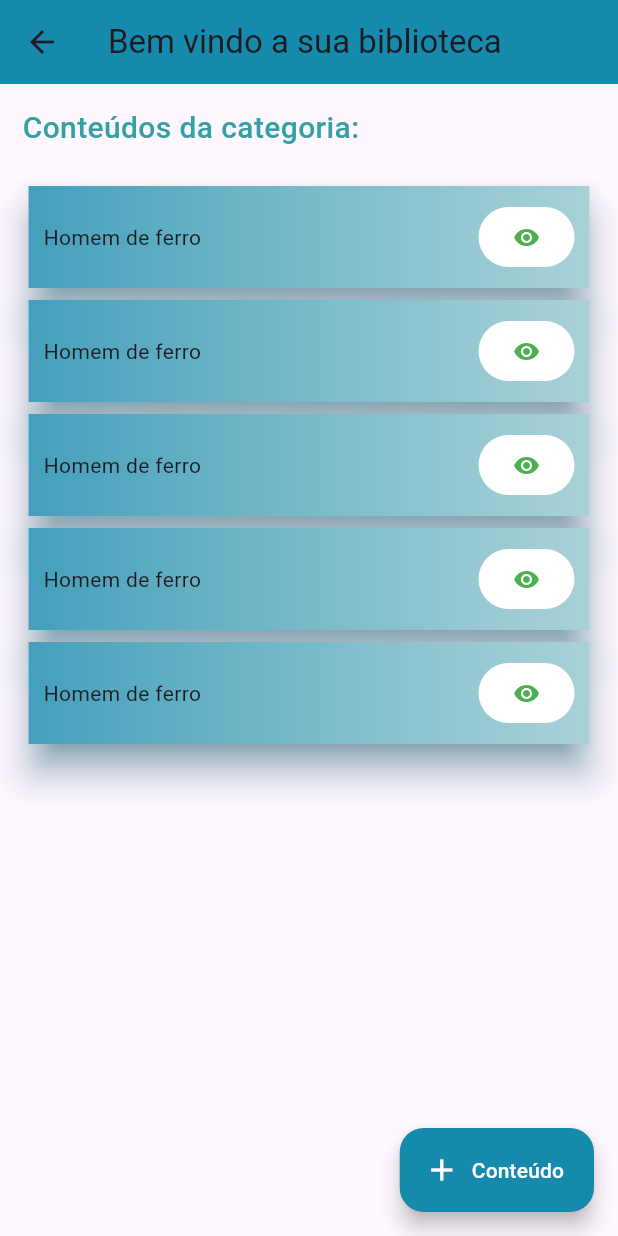
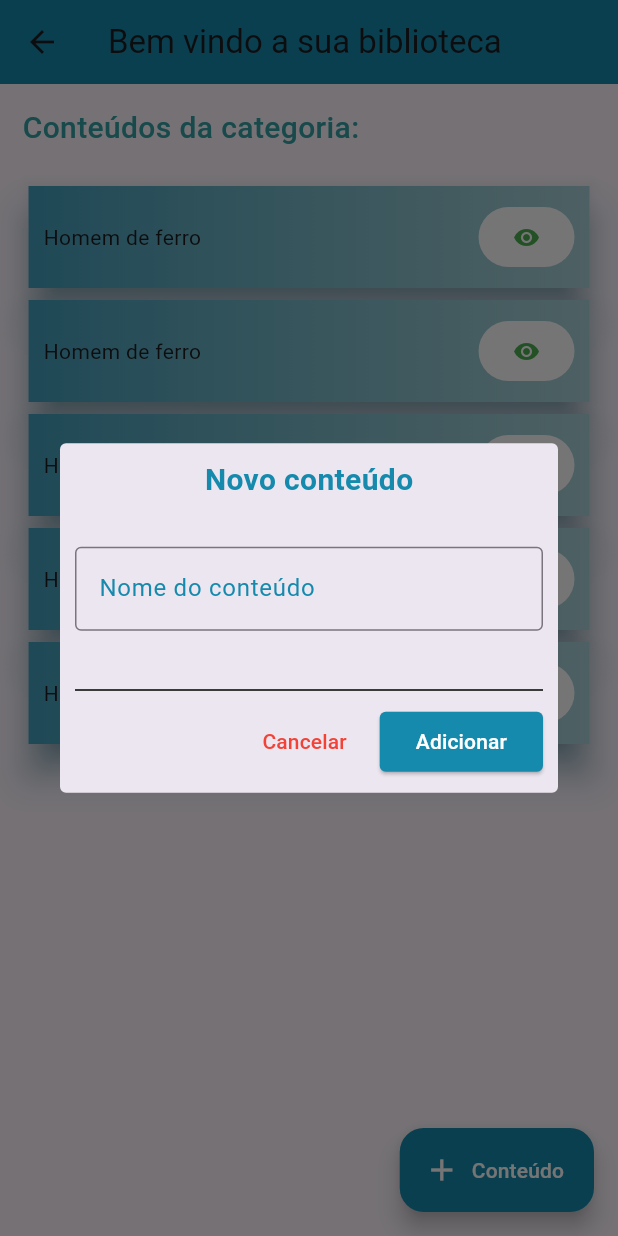
Before and after one commit to alucard93/minha_biblioteca, a Flutter app: the ContentsPage screen opened directly with empty values, after a tap on "Conteúdo", on a phone screen of 412 x 824 dp. Run offline on Flutter 3.47's test engine with Material 3 defaults, Android fonts, the phone set to English and light mode, and no system bars; our stand-ins replace flutter_mobx, get_it, hive, hive_flutter, image_picker, mobx; accounts and stored records are empty; generated files the repository leaves out were written again.

Commit message:
feat: Add AddContent widget and integrate it into ContentsPage for content creation

```diff
--- a/lib/pages/contents/contents.page.dart
+++ b/lib/pages/contents/contents.page.dart
@@ -4,6 +4,7 @@ import 'package:flutter_mobx/flutter_mobx.dart';
 import 'package:minha_biblioteca/colors.dart';
 
 import 'package:minha_biblioteca/model/category.model.dart';
+import 'package:minha_biblioteca/widgets/add_content/add_content.widget.dart';
 import 'package:minha_biblioteca/widgets/card_content/card_content.widget.dart';
 
 class ContentsPage extends StatelessWidget {
@@ -74,7 +75,14 @@ class ContentsPage extends StatelessWidget {
       ),
 
       floatingActionButton: FloatingActionButton.extended(
-        onPressed: () {},
+        onPressed: () {
+          showDialog(
+            context: context,
+            builder: (context) {
+              return AddContent();
+            },
+          );
+        },
         backgroundColor: primaryColor,
         icon: const Icon(Icons.add, color: Colors.white),
         label: const Text(
--- /dev/null
+++ b/lib/widgets/add_content/add_content.widget.dart
@@ -0,0 +1,77 @@
+import 'package:flutter/material.dart';
+import 'package:minha_biblioteca/colors.dart';
+
+class AddContent extends StatelessWidget {
+  const AddContent({super.key});
+
+  @override
+  Widget build(BuildContext context) {
+    return Dialog(
+      shape: RoundedRectangleBorder(
+        borderRadius: BorderRadius.all(Radius.circular(4)),
+      ),
+      child: Padding(
+        padding: const EdgeInsets.all(10),
+        child: Column(
+          mainAxisSize: MainAxisSize.min,
+          children: [
+            Text(
+              'Novo conteúdo',
+              style: TextStyle(
+                color: primaryColor,
+                fontSize: 20,
+                fontWeight: FontWeight.bold,
+              ),
+            ),
+
+            SizedBox(height: 30),
+
+            TextField(
+              decoration: InputDecoration(
+                labelText: 'Nome do conteúdo',
+                labelStyle: TextStyle(color: primaryColor),
+                border: OutlineInputBorder(),
+                focusedBorder: OutlineInputBorder(
+                  borderSide: BorderSide(color: primaryColor),
+                ),
+              ),
+            ),
+
+            SizedBox(height: 40),
+
+            Divider(color: Colors.black, height: 0),
+
+            SizedBox(height: 10),
+            Row(
+              mainAxisAlignment: MainAxisAlignment.end,
+              children: [
+                TextButton(
+                  onPressed: () {},
+                  style: TextButton.styleFrom(foregroundColor: Colors.red),
+                  child: Text("Cancelar"),
+                ),
+
+                SizedBox(width: 10),
+
+                ElevatedButton(
+                  style: ElevatedButton.styleFrom(
+                    backgroundColor: primaryColor,
+                    foregroundColor: Colors.white,
+                    shape: RoundedRectangleBorder(
+                      borderRadius: BorderRadius.circular(4),
+                    ),
+                  ),
+                  onPressed: () {},
+                  child: Text(
+                    "Adicionar",
+                    style: TextStyle(color: Colors.white),
+                  ),
+                ),
+              ],
+            ),
+          ],
+        ),
+      ),
+    );
+  }
+}
```
